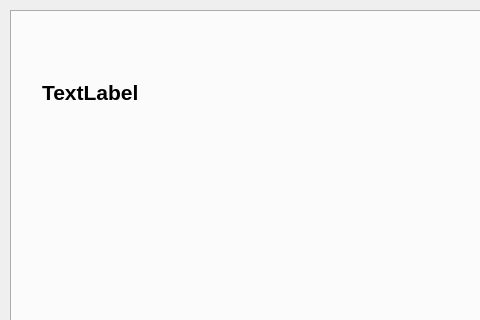
krontech/chronos-cam-app, file src/utilwindow.ui: the form before one commit; both pictures show x 0 to 480 and y 0 to 320 of the 800 by 480 pixel window.
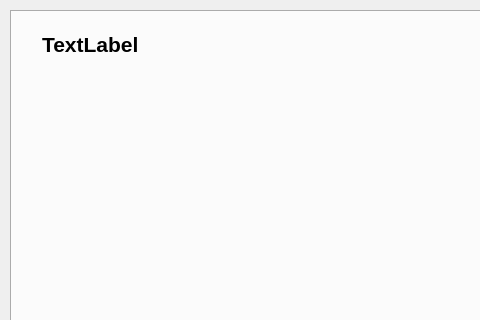
The form after the commit. The open tabs and pages were chosen to show the change. Custom widgets are drawn as their Qt base class.

Commit message:
Fix fanOverride and add release codename to about tab.
The fanOverride parameter changed from a boolean to a float so that a
specific PWM speed could be set, but this meant that the boolean value
got interpreted incorrectly by the API.

We also added the Debian release codename to the about tab.

Closes: https://github.com/krontech/chronos-cam-app/issues/146

The edit to the form file:
```diff
--- a/src/utilwindow.ui
+++ b/src/utilwindow.ui
@@ -1331,7 +1331,7 @@
        <x>30</x>
        <y>20</y>
        <width>591</width>
-       <height>121</height>
+       <height>431</height>
       </rect>
      </property>
      <property name="font">
@@ -1344,6 +1344,9 @@
      <property name="text">
       <string>TextLabel</string>
      </property>
+     <property name="alignment">
+      <set>Qt::AlignLeading|Qt::AlignLeft|Qt::AlignTop</set>
+     </property>
     </widget>
     <widget class="QPushButton" name="cmdClose_3">
      <property name="geometry">
```
The commit also changes 1 other file.
